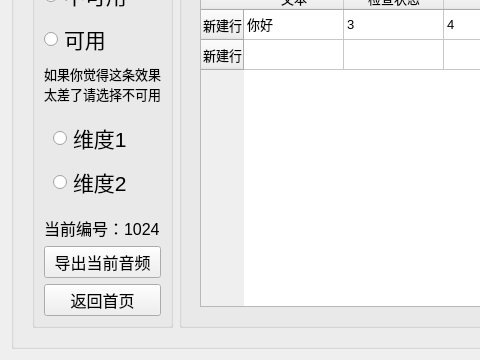
Qt form ui/gui.ui (kslz/SoundLabel) before a commit; both pictures show x 0 to 480 and y 513 to 873 of the 738 by 873 pixel window.
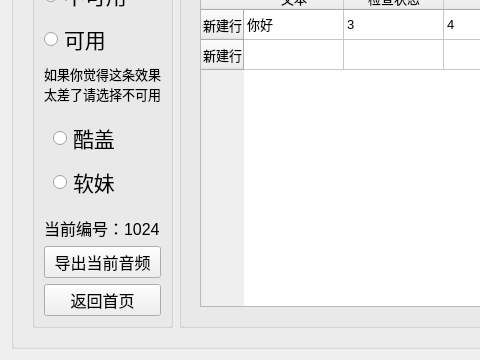
The same form after that commit.

Commit message: 为乐乐新增一个维度

The edit to the form file:
```diff
--- a/ui/gui.ui
+++ b/ui/gui.ui
@@ -356,14 +356,14 @@
                <item>
                 <widget class="QRadioButton" name="radioButton_3">
                  <property name="text">
-                  <string>维度1</string>
+                  <string>酷盖</string>
                  </property>
                 </widget>
                </item>
                <item>
                 <widget class="QRadioButton" name="radioButton_4">
                  <property name="text">
-                  <string>维度2</string>
+                  <string>软妹</string>
                  </property>
                 </widget>
                </item>
```
The commit also changes 3 other files.
